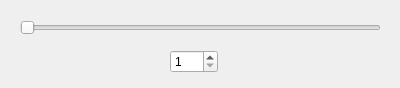
This is dialog.ui in hwrnr/QTest as Qt 5 draws it before an edit. The edited form follows.
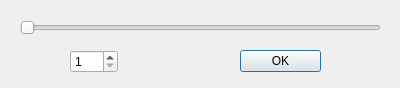
This is the edited form.

Diff of the .ui file:
```diff
--- a/dialog.ui
+++ b/dialog.ui
@@ -41,7 +41,7 @@
   <widget class="QSpinBox" name="spinBox">
    <property name="geometry">
     <rect>
-     <x>170</x>
+     <x>70</x>
      <y>50</y>
      <width>48</width>
      <height>23</height>
@@ -54,6 +54,19 @@
     <number>20</number>
    </property>
   </widget>
+  <widget class="QPushButton" name="OKButton">
+   <property name="geometry">
+    <rect>
+     <x>240</x>
+     <y>50</y>
+     <width>81</width>
+     <height>22</height>
+    </rect>
+   </property>
+   <property name="text">
+    <string>OK</string>
+   </property>
+  </widget>
  </widget>
  <resources/>
  <connections>
```
